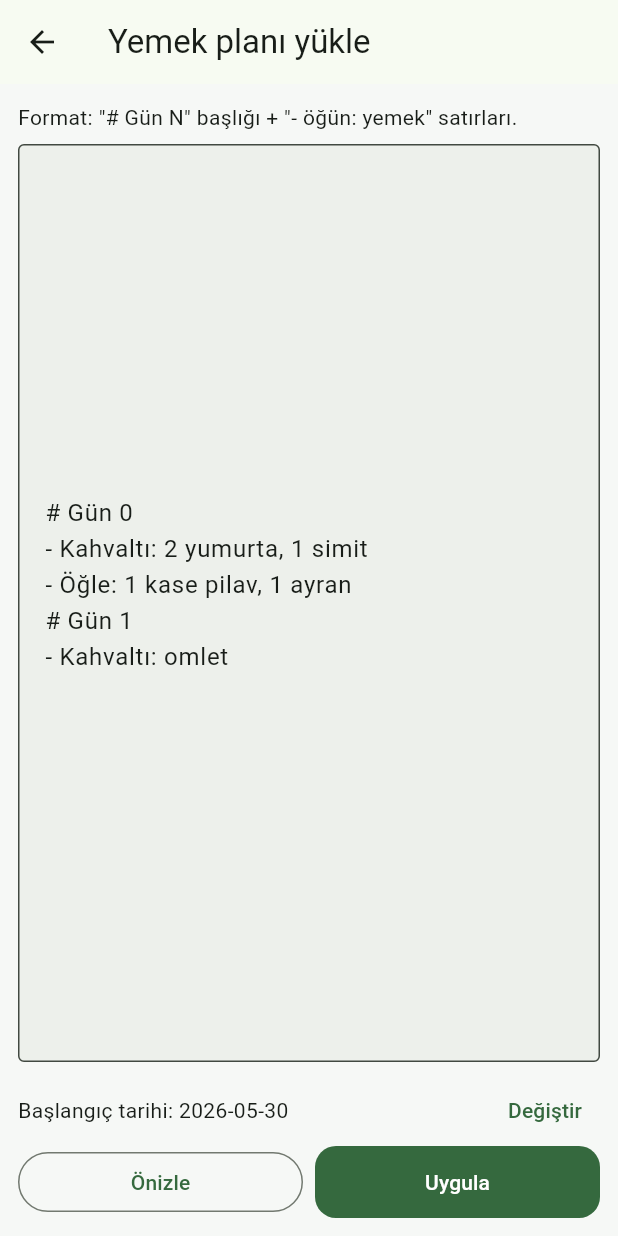
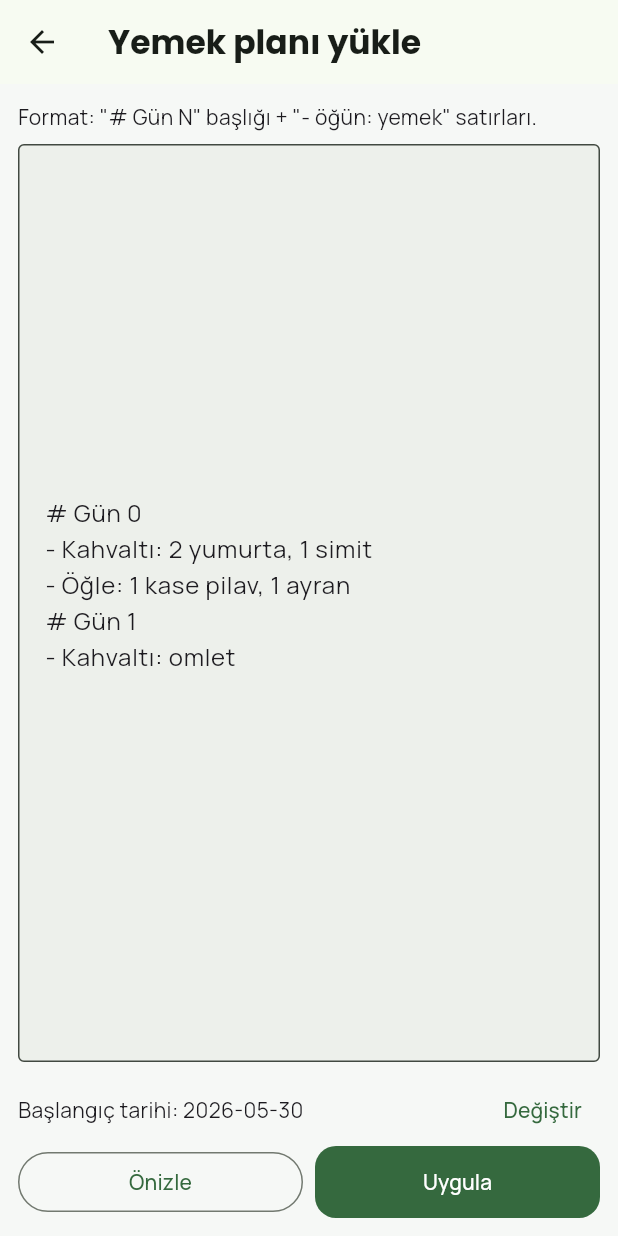
Before and after one commit to gkhnelbstn/fitness-calorie-app, a Flutter app: the screen it shows after launch, after a tap on the "event note" icon, on a phone screen of 412 x 824 dp. Run offline on Flutter 3.47's test engine with Material 3 defaults, Android fonts, the phone set to English and light mode, and no system bars; our stand-ins replace google_fonts, shared_preferences; network calls fail.

Commit message:
fix(flutter): Özet/Antrenman locale crash + React tipografi (Poppins/Manrope) (#21)
- main.dart: initializeDateFormatting('tr') — Özet ve Antrenman ekranları
  DateFormat('d MMMM yyyy','tr') kullanıyordu; locale verisi yüklenmediği için
  açılışta LocaleDataException ile çöküyordu. Düzeltildi.
- theme.dart: google_fonts ile gövde Manrope + başlık Poppins (React fontları) →
  görsel parite. Backend uçları (recommendations/workout-plan/recipes) 200, sunucu
  hatası yok; "hata" kökü locale crash'iydi.

Co-authored-by: Claude Opus 4.7 (1M context) <noreply@anthropic.com>

```diff
--- a/apps/client_flutter/lib/main.dart
+++ b/apps/client_flutter/lib/main.dart
@@ -1,4 +1,5 @@
 import 'package:flutter/material.dart';
+import 'package:intl/date_symbol_data_local.dart';
 
 import 'api.dart';
 import 'config.dart';
@@ -14,6 +15,8 @@ import 'screens/workout_screen.dart';
 
 void main() async {
   WidgetsFlutterBinding.ensureInitialized();
+  // intl tarih biçimi (Türkçe ay adları) — Özet/Antrenman DateFormat('...','tr') için şart.
+  await initializeDateFormatting('tr', null);
   final cfg = await ConfigStore.load();
   runApp(FitnessApp(cfg: cfg));
 }
--- a/apps/client_flutter/lib/theme.dart
+++ b/apps/client_flutter/lib/theme.dart
@@ -1,17 +1,30 @@
 import 'package:flutter/material.dart';
+import 'package:google_fonts/google_fonts.dart';
 
-/// Uygulama teması — sağlıklı yaşam estetiği, yeşil accent, yumuşak kartlar.
+/// Uygulama teması — React tasarımıyla hizalı: yeşil accent, Manrope gövde +
+/// Poppins başlık, yumuşak kartlar.
 class AppTheme {
-  static const seed = Color(0xFF16A34A); // yeşil
+  static const seed = Color(0xFF16A34A); // yeşil (React --accent)
 
   static ThemeData light() => _build(Brightness.light);
   static ThemeData dark() => _build(Brightness.dark);
 
   static ThemeData _build(Brightness b) {
     final scheme = ColorScheme.fromSeed(seedColor: seed, brightness: b);
+    final baseText = ThemeData(brightness: b).textTheme;
+    // Gövde Manrope; başlıklar (display/headline/title) Poppins — React fontları.
+    final textTheme = GoogleFonts.manropeTextTheme(baseText).copyWith(
+      displayLarge: GoogleFonts.poppins(textStyle: baseText.displayLarge, fontWeight: FontWeight.w700),
+      displayMedium: GoogleFonts.poppins(textStyle: baseText.displayMedium, fontWeight: FontWeight.w700),
+      displaySmall: GoogleFonts.poppins(textStyle: baseText.displaySmall, fontWeight: FontWeight.w700),
+      headlineMedium: GoogleFonts.poppins(textStyle: baseText.headlineMedium, fontWeight: FontWeight.w700),
+      headlineSmall: GoogleFonts.poppins(textStyle: baseText.headlineSmall, fontWeight: FontWeight.w800),
+      titleLarge: GoogleFonts.poppins(textStyle: baseText.titleLarge, fontWeight: FontWeight.w700),
+    );
     return ThemeData(
       colorScheme: scheme,
       useMaterial3: true,
+      textTheme: textTheme,
       scaffoldBackgroundColor: b == Brightness.light
           ? const Color(0xFFF6F8F6)
           : scheme.surface,
--- a/apps/client_flutter/pubspec.yaml
+++ b/apps/client_flutter/pubspec.yaml
@@ -38,6 +38,7 @@ dependencies:
   shared_preferences: ^2.5.5
   intl: ^0.20.2
   file_picker: ^11.0.2
+  google_fonts: ^8.1.0
 
 dev_dependencies:
   flutter_test:
```
Also changed, not shown: apps/client_flutter/pubspec.lock.
